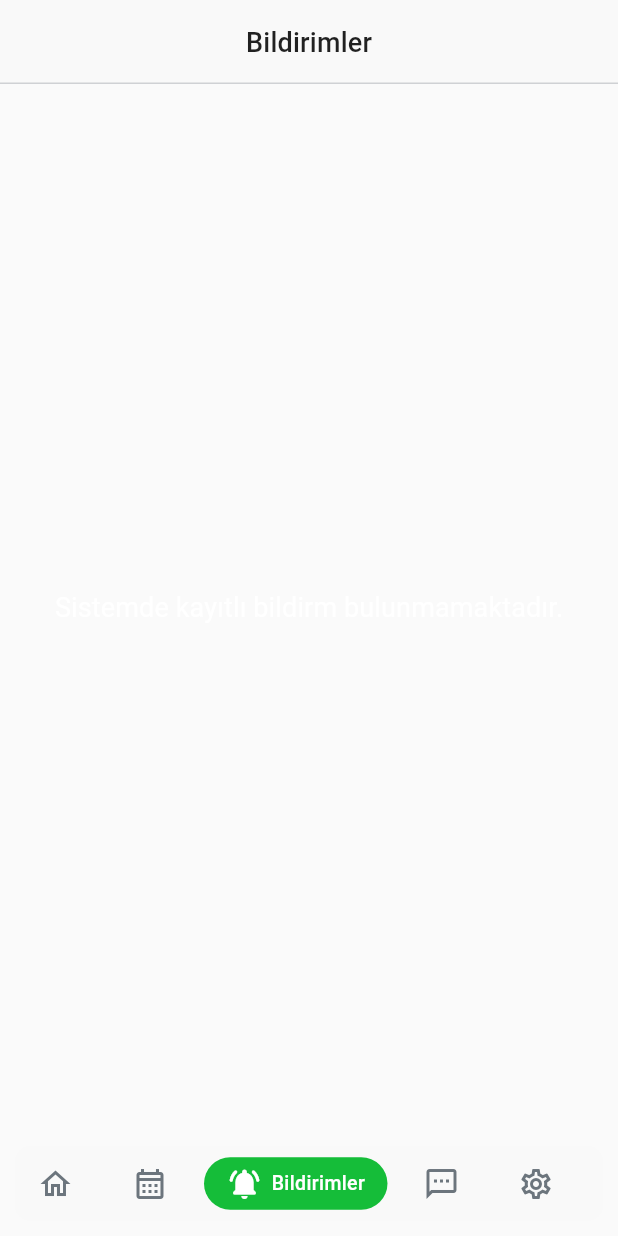
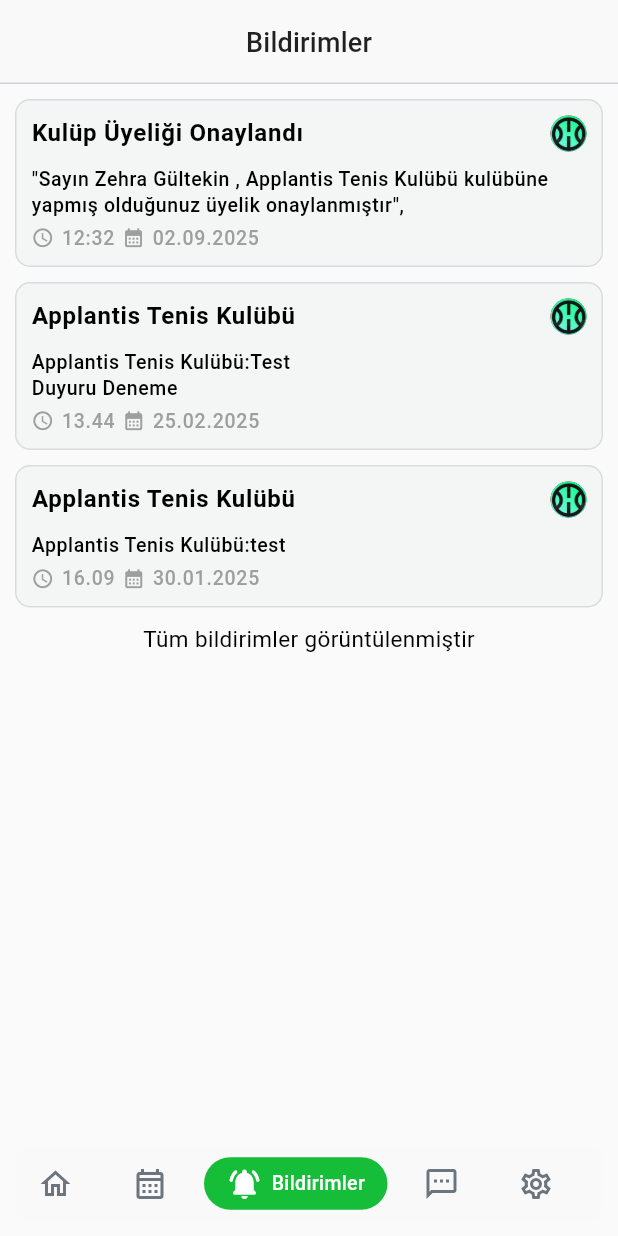
Before and after one commit to zehraGultekin/sportzenZehra, a Flutter app: the NotificationView screen opened by its route, on a phone screen of 412 x 824 dp. Run offline on Flutter 3.47's test engine with Material 3 defaults, Android fonts, the phone set to English and light mode, and no system bars; our stand-ins replace flutter_riverpod, go_router, image_picker.

Commit message:
bildirim

```diff
--- a/lib/feature/home/view/home_view.dart
+++ b/lib/feature/home/view/home_view.dart
@@ -465,23 +465,14 @@ class _HomeViewState extends ConsumerState<HomeView> {
                   SizedBox(height: 20),
                   Consumer(
                     builder: (context, ref, child) {
-                      final selectedBranch = ref.watch(selectedBranchProvider);
-                      final selectedCity = ref.watch(selectedCityProvider);
-
-                      return GestureDetector(
+                      return Column(
+                        crossAxisAlignment: CrossAxisAlignment.stretch,
+                        children: [
+                          GestureDetector(
                             onTap: () {
-                          if (selectedCity.isEmpty || selectedBranch == null) {
-                            ScaffoldMessenger.of(context).showSnackBar(
-                              SnackBar(
-                                content: Text(
-                                  "Arama yapmak için şehir ve branş seçmelisiniz.",
-                                ),
-                              ),
+                              context.pushNamed(
+                                AppRoutes.reservationDetail.name,
                               );
-                            return;
-                          }
-
-                          context.pushNamed(AppRoutes.reservationDetail.name);
                             },
                             child: Container(
                               height: 40,
@@ -495,7 +486,9 @@ class _HomeViewState extends ConsumerState<HomeView> {
                                 children: [
                                   Icon(
                                     Icons.search,
-                                color: Theme.of(context).colorScheme.onPrimary,
+                                    color: Theme.of(
+                                      context,
+                                    ).colorScheme.onPrimary,
                                   ),
                                   SizedBox(width: 10),
                                   Text(
@@ -505,6 +498,9 @@ class _HomeViewState extends ConsumerState<HomeView> {
                                 ],
                               ),
                             ),
+                          ),
+                          SizedBox(height: 8),
+                        ],
                       );
                     },
                   ),
--- a/lib/feature/notification/view/notification_view.dart
+++ b/lib/feature/notification/view/notification_view.dart
@@ -1,5 +1,6 @@
 import 'package:flutter/material.dart';
 import 'package:sportzenzehra/core/widgets/appbar.dart';
+import 'package:sportzenzehra/feature/notification/view/widgets/notification_card.dart';
 
 class NotificationView extends StatefulWidget {
   const NotificationView({super.key});
@@ -11,19 +12,44 @@ class NotificationView extends StatefulWidget {
 class _NotificationViewState extends State<NotificationView> {
   @override
   Widget build(BuildContext context) {
+    final theme = Theme.of(context);
     return Scaffold(
       appBar: CustomAppBar(title: "Bildirimler"),
-      body: Column(
-        children: [
-          Expanded(
-            child: Center(
-              child: Text(
-                "Sistemde kayıtlı bildirm bulunmamaktadır.",
-                style: Theme.of(context).textTheme.labelLarge,
+      body: Padding(
+        padding: const EdgeInsets.symmetric(horizontal: 10, vertical: 10),
+        child: Column(
+          spacing: 10,
+          children: [
+            NotificationCard(
+              theme: theme,
+              title: 'Kulüp Üyeliği Onaylandı',
+              subtitle:
+                  '"Sayın Zehra Gültekin , Applantis Tenis Kulübü kulübüne yapmış olduğunuz üyelik onaylanmıştır",',
+              clock: '12:32',
+              date: '02.09.2025',
+            ),
+            NotificationCard(
+              theme: theme,
+              title: "Applantis Tenis Kulübü",
+              subtitle: "Applantis Tenis Kulübü:Test\nDuyuru Deneme",
+              clock: "13.44",
+              date: "25.02.2025",
+            ),
+            NotificationCard(
+              theme: theme,
+              title: "Applantis Tenis Kulübü",
+              subtitle: "Applantis Tenis Kulübü:test",
+              clock: "16.09",
+              date: "30.01.2025",
+            ),
+            Text(
+              "Tüm bildirimler görüntülenmiştir",
+              style: theme.textTheme.bodyMedium?.copyWith(
+                fontWeight: FontWeight.w400,
               ),
             ),
-          ),
-        ],
+          ],
+        ),
       ),
     );
   }
--- /dev/null
+++ b/lib/feature/notification/view/widgets/notification_card.dart
@@ -0,0 +1,87 @@
+import 'package:flutter/material.dart';
+import 'package:sportzenzehra/core/theme/app_colors.dart';
+
+class NotificationCard extends StatelessWidget {
+  final String title;
+  final String subtitle;
+  final String clock;
+  final String date;
+
+  const NotificationCard({
+    super.key,
+    required this.theme,
+    required this.title,
+    required this.subtitle,
+    required this.clock,
+    required this.date,
+  });
+
+  final ThemeData theme;
+
+  @override
+  Widget build(BuildContext context) {
+    return Container(
+      decoration: BoxDecoration(
+        borderRadius: BorderRadius.circular(10),
+        color: AppColors.backgroundGrey,
+        border: Border.all(color: AppColors.grey.withValues(alpha: 0.2)),
+      ),
+      child: Padding(
+        padding: const EdgeInsets.symmetric(horizontal: 10, vertical: 10),
+        child: Column(
+          crossAxisAlignment: CrossAxisAlignment.start,
+          children: [
+            Row(
+              children: [
+                Text(
+                  title,
+                  style: theme.textTheme.bodyLarge?.copyWith(
+                    fontWeight: FontWeight.bold,
+                  ),
+                ),
+                Spacer(),
+                CircleAvatar(
+                  radius: 12,
+                  backgroundImage: AssetImage("assets/images/logo.png"),
+                ),
+              ],
+            ),
+            SizedBox(height: 10),
+            Text(
+              subtitle,
+              style: theme.textTheme.bodySmall?.copyWith(
+                fontWeight: FontWeight.w500,
+              ),
+
+              textAlign: TextAlign.start,
+            ),
+            SizedBox(height: 5),
+            Row(
+              spacing: 5,
+              children: [
+                Icon(Icons.schedule, color: Colors.grey, size: 15),
+                Text(
+                  clock,
+                  style: theme.textTheme.labelMedium?.copyWith(
+                    color: Colors.grey,
+                    fontWeight: FontWeight.w500,
+                    fontSize: 13,
+                  ),
+                ),
+                Icon(Icons.calendar_month, color: Colors.grey, size: 15),
+                Text(
+                  date,
+                  style: theme.textTheme.labelMedium?.copyWith(
+                    color: Colors.grey,
+                    fontWeight: FontWeight.w500,
+                    fontSize: 13,
+                  ),
+                ),
+              ],
+            ),
+          ],
+        ),
+      ),
+    );
+  }
+}
```
Lines whose indentation alone changed are shown as unchanged.
